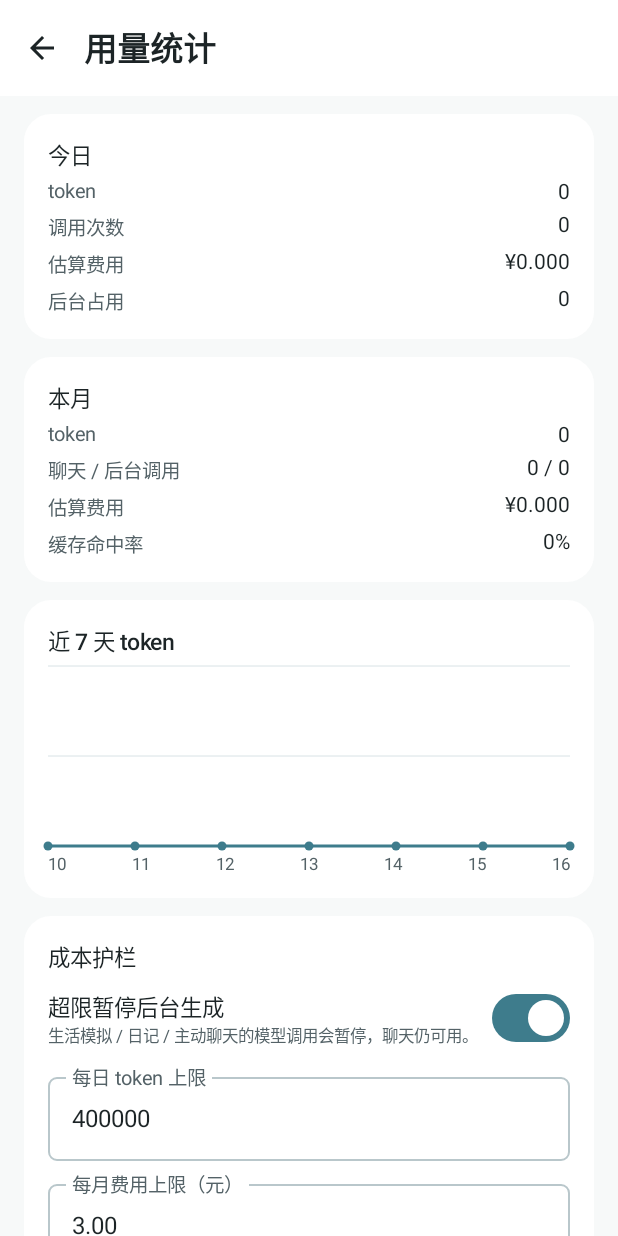
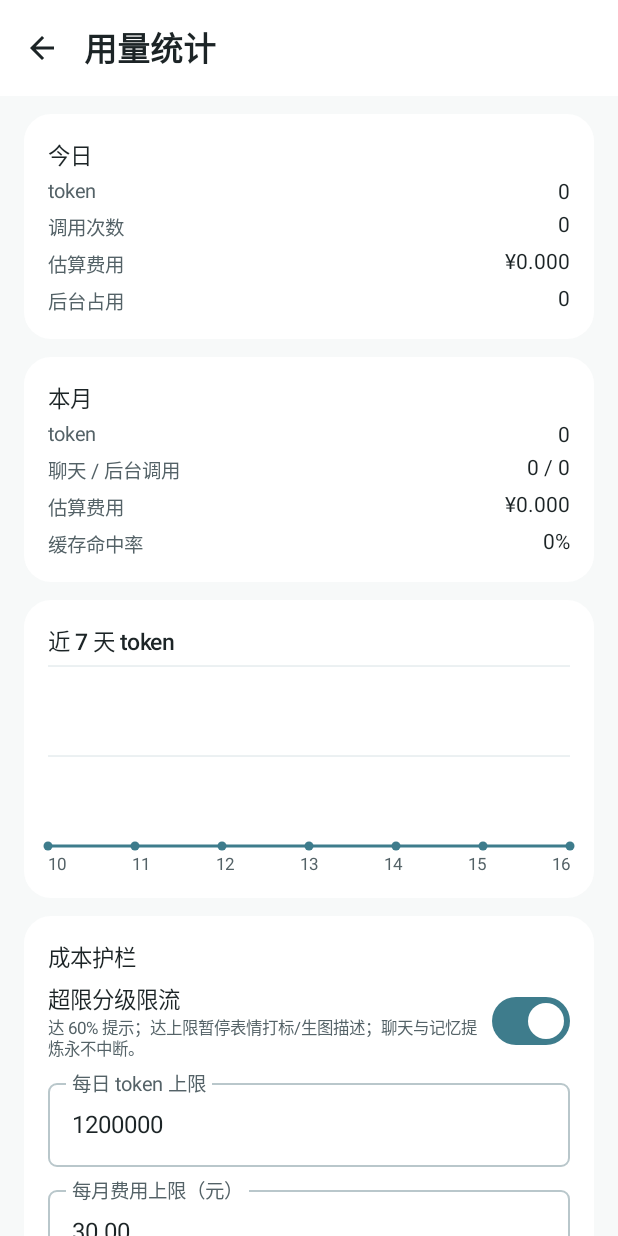
Before and after one commit to gegugug47-hue/xiaoyu, an Android app built with Jetpack Compose: the composable UsageScreen shown on its own in the app's theme, on a phone screen of 412 x 824 dp. Run offline under Robolectric (Android 15) with nearby library versions, the phone set to English and light mode, and no system bars; our stand-ins replace Dagger/Hilt's generated code.

Commit message:
feat(cost): 成本护栏三级动作 + 阈值修正（v3 H-3），记忆提炼永不中断

```diff
--- a/app/src/main/res/values/strings_insight.xml
+++ b/app/src/main/res/values/strings_insight.xml
@@ -51,7 +51,7 @@
     <!-- 用量 -->
     <string name="usage_title">用量统计</string>
     <string name="usage_back">返回</string>
-    <string name="usage_guard_active">成本护栏已触发：%1$s。聊天不受影响，可在下方关闭护栏。</string>
+    <string name="usage_guard_active">%1$s</string>
     <string name="usage_today">今日</string>
     <string name="usage_calls">调用次数</string>
     <string name="usage_estimated_cost">估算费用</string>
@@ -61,8 +61,8 @@
     <string name="usage_cache_hit_rate">缓存命中率</string>
     <string name="usage_last7_days">近 7 天 token</string>
     <string name="usage_cost_guard">成本护栏</string>
-    <string name="usage_pause_background_title">超限暂停后台生成</string>
-    <string name="usage_pause_background_desc">生活模拟 / 日记 / 主动聊天的模型调用会暂停，聊天仍可用。</string>
+    <string name="usage_pause_background_title">超限分级限流</string>
+    <string name="usage_pause_background_desc">达 60% 提示；达上限暂停表情打标/生图描述；聊天与记忆提炼永不中断。</string>
     <string name="usage_daily_token_cap">每日 token 上限</string>
     <string name="usage_monthly_cost_cap">每月费用上限（元）</string>
     <string name="usage_save_cap">保存上限</string>
--- a/core-model/src/main/kotlin/com/xiaoyu/app/data/settings/SettingsModels.kt
+++ b/core-model/src/main/kotlin/com/xiaoyu/app/data/settings/SettingsModels.kt
@@ -73,13 +73,23 @@ data class DailyUsage(
     val costYuan: Double get() = costMicro / 1_000_000.0
 }
 
-/** 成本护栏状态（执行书 4.6）：triggers 为空表示未触发。 */
+/**
+ * 成本护栏级别（执行书 v3 §2.5，修正 v2 的「超 3 元即全停」）。
+ * - NONE：未到 60%，正常运行
+ * - L1_WARN：日 token 或月费 > 60%，仅提示，不停任何任务
+ * - L2_THROTTLE：> 100%，停可选后台（VISION：表情打标 / 生图描述），聊天与记忆提炼保留
+ * - L3_STOP：月费 > 150%，停全部可选后台，聊天与记忆提炼仍保留（永不断聊天）
+ */
+enum class CostGuardLevel { NONE, L1_WARN, L2_THROTTLE, L3_STOP }
+
+/** 成本护栏状态（执行书 v3 §2.5）：level=NONE 表示未触发。 */
 data class CostGuardState(
+    val level: CostGuardLevel = CostGuardLevel.NONE,
     val reason: String? = null,
     val todayTokens: Long = 0,
     val monthCostMicro: Long = 0,
 ) {
-    val active: Boolean get() = reason != null
+    val active: Boolean get() = level != CostGuardLevel.NONE
 }
 
 
@@ -99,10 +109,10 @@ data class AppSettings(
     val usage: UsageStats = UsageStats(),
     /** 最近 35 天用量（执行书 4.6），用于今日卡片与折线图 */
     val dailyUsage: List<DailyUsage> = emptyList(),
-    /** 单日 token 上限（40 万），超限后暂停后台自动生成 */
-    val dailyTokenCap: Int = 400_000,
-    /** 单月费用上限（3 元，单位 micro：1 元 = 1_000_000） */
-    val monthlyCostCapMicro: Long = 3_000_000,
+    /** 单日 token 上限（120 万，正常日均 24 万给 5 倍余量；v3 §2.5） */
+    val dailyTokenCap: Int = 1_200_000,
+    /** 单月费用上限（30 元，单位 micro：1 元 = 1_000_000；v3 §2.5） */
+    val monthlyCostCapMicro: Long = 30_000_000,
     /** 护栏开关；关闭表示「我知道我在花钱」 */
     val degradeOnCapExceeded: Boolean = true,
     /** 护栏通知去重（每天最多一次） */
--- a/data/src/main/kotlin/com/xiaoyu/app/data/settings/SettingsRepository.kt
+++ b/data/src/main/kotlin/com/xiaoyu/app/data/settings/SettingsRepository.kt
@@ -123,23 +123,34 @@ class SettingsRepository @Inject constructor(
         return (list.filterNot { it.date == date } + updated).sortedBy { it.date }.takeLast(35)
     }
 
-    /** 成本护栏状态（执行书 4.6）：日 token 或月费用超限时返回原因。 */
+    /**
+     * 成本护栏状态（执行书 v3 §2.5）：三级动作，永不断聊天。
+     * - L1_WARN：日 token 或月费 > 60%，仅提示
+     * - L2_THROTTLE：> 100%，停可选后台（VISION），聊天 + 记忆提炼保留
+     * - L3_STOP：月费 > 150%，停全部可选后台，聊天 + 记忆提炼仍保留
+     */
     fun guardState(): CostGuardState {
         val s = _state.value
         val today = s.dailyUsage.lastOrNull { it.date == java.time.LocalDate.now().toString() }
         val todayTokens = today?.totalTokens ?: 0L
         val monthCostMicro = kotlin.math.round(s.usage.estimatedCost * 1_000_000).toLong()
         if (!s.degradeOnCapExceeded) {
-            return CostGuardState(null, todayTokens, monthCostMicro)
+            return CostGuardState(CostGuardLevel.NONE, null, todayTokens, monthCostMicro)
         }
-        val reason = when {
-            todayTokens > s.dailyTokenCap ->
-                "今日用量 ${todayTokens} token 已超过上限 ${s.dailyTokenCap}，后台自动生成已暂停"
-            monthCostMicro > s.monthlyCostCapMicro ->
-                "本月估算费用 ${"%.2f".format(monthCostMicro / 1_000_000.0)} 元已超过上限 " +
-                    "${"%.2f".format(s.monthlyCostCapMicro / 1_000_000.0)} 元，后台自动生成已暂停"
-            else -> null
+        val dailyRatio = todayTokens.toDouble() / s.dailyTokenCap
+        val monthRatio = monthCostMicro.toDouble() / s.monthlyCostCapMicro
+        val monthYuan = "%.2f".format(monthCostMicro / 1_000_000.0)
+        val capYuan = "%.2f".format(s.monthlyCostCapMicro / 1_000_000.0)
+        val (level, reason) = when {
+            monthRatio > 1.5 -> CostGuardLevel.L3_STOP to
+                "本月费用 ¥$monthYuan 已超上限 ¥$capYuan 的 150%，可选后台已暂停，聊天与记忆不受影响"
+            dailyRatio > 1.0 || monthRatio > 1.0 -> CostGuardLevel.L2_THROTTLE to
+                "今日 token $todayTokens 或本月费用 ¥$monthYuan 已达上限 ¥$capYuan，" +
+                    "表情打标/生图描述等可选后台已暂停，聊天与记忆不受影响"
+            dailyRatio > 0.6 || monthRatio > 0.6 -> CostGuardLevel.L1_WARN to
+                "用量已达上限的 60%（今日 $todayTokens token / 本月 ¥$monthYuan），请注意控制"
+            else -> CostGuardLevel.NONE to null
         }
-        return CostGuardState(reason, todayTokens, monthCostMicro)
+        return CostGuardState(level, reason, todayTokens, monthCostMicro)
     }
 }
```
Also changed, not shown: app/src/main/kotlin/com/xiaoyu/app/ui/UsageScreen.kt (+9 -2 lines), brain/src/main/kotlin/com/xiaoyu/app/data/brain/BrainRouter.kt (+11 -3 lines), 4 other files.
